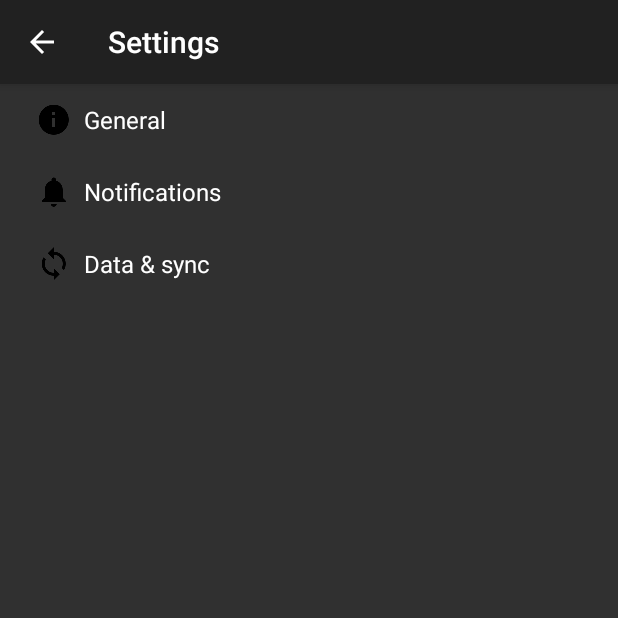
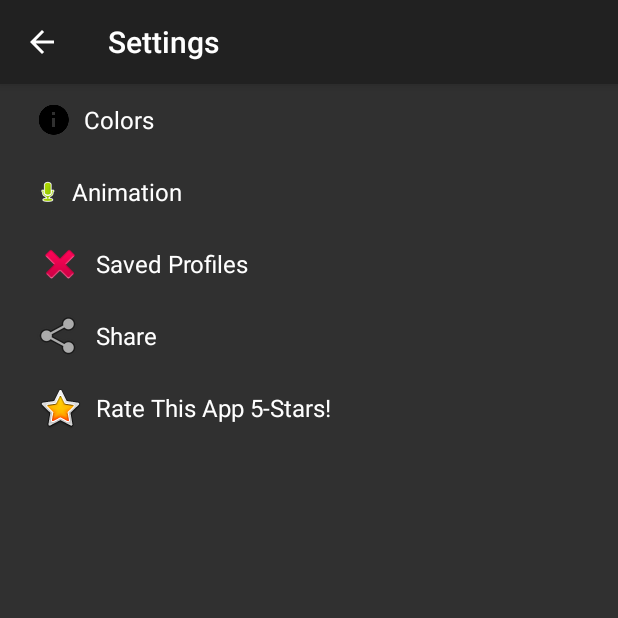
Before and after one commit to MiroslavGlamuzina/Paws-Live-Wallpaper, an Android app: the SettingsActivity screen opened directly, with no data from a screen before it, on a phone screen of 412 x 824 dp, the top half of it. Run offline under Robolectric (Android 15) with nearby library versions, the phone set to English and light mode, and no system bars.

Commit message:
update Finished for the night, correctly added the settings activity, and fluid(er) animation.
updates to settings

```diff
--- a/app/src/main/AndroidManifest.xml
+++ b/app/src/main/AndroidManifest.xml
@@ -12,6 +12,7 @@
     <uses-permission android:name="android.permission.WRITE_EXTERNAL_STORAGE"/>
     <uses-permission android:name="android.permission.READ_PHONE_STATE"/>
     <uses-permission android:name="android.permission.READ_EXTERNAL_STORAGE"/>
+    <uses-permission android:name="android.permission.INTERNET"/>
 
     <application
         android:icon="@android:drawable/star_big_on"
--- a/app/src/main/res/values/strings.xml
+++ b/app/src/main/res/values/strings.xml
@@ -5,7 +5,7 @@
     <!-- Strings related to Settings -->
 
     <!-- Example General settings -->
-    <string name="pref_header_general">General</string>
+    <string name="pref_header_general">Colors</string>
 
     <string name="pref_title_social_recommendations">Enable social recommendations</string>
     <string name="pref_description_social_recommendations">Recommendations for people to contact based on your message history</string>
@@ -26,7 +26,7 @@
     </string-array>
 
     <!-- Example settings for Data & Sync -->
-    <string name="pref_header_data_sync">Data &amp; sync</string>
+    <string name="pref_header_share">Share</string>
 
     <string name="pref_title_sync_frequency">Sync frequency</string>
     <string-array name="pref_sync_frequency_titles">
@@ -49,7 +49,7 @@
     <string name="pref_title_system_sync_settings">System sync settings</string>
 
     <!-- Example settings for Notifications -->
-    <string name="pref_header_notifications">Notifications</string>
+    <string name="pref_header_notifications">Animation</string>
 
     <string name="pref_title_new_message_notifications">New message notifications</string>
 
@@ -57,4 +57,6 @@
     <string name="pref_ringtone_silent">Silent</string>
 
     <string name="pref_title_vibrate">Vibrate</string>
+    <string name="pref_header_rate">Rate This App 5-Stars!</string>
+    <string name="pref_header_profile">Saved Profiles</string>
 </resources>
--- /dev/null
+++ b/app/src/main/res/xml/pref_color.xml
@@ -0,0 +1,54 @@
+<PreferenceScreen xmlns:android="http://schemas.android.com/apk/res/android">
+
+    <PreferenceCategory
+        android:title="Create Custom Color">
+        <Preference
+            android:key="color_custom"
+            android:title="Custom Color"/>
+    </PreferenceCategory>
+    <PreferenceCategory
+        android:title="Default Colors">
+        <CheckBoxPreference
+            android:defaultValue="false"
+            android:key="color_one"
+            android:summaryOff="Enable color"
+            android:summaryOn="Disable color"
+            android:title="Color one"/>
+        <CheckBoxPreference
+            android:defaultValue="false"
+            android:key="color_one"
+            android:summaryOff="Enable color"
+            android:summaryOn="Disable color"
+            android:title="Color two"/>
+        <CheckBoxPreference
+            android:defaultValue="false"
+            android:key="color_one"
+            android:summaryOff="Enable color"
+            android:summaryOn="Disable color"
+            android:title="Color three"/>
+        <CheckBoxPreference
+            android:defaultValue="false"
+            android:key="color_one"
+            android:summaryOff="Enable color"
+            android:summaryOn="Disable color"
+            android:title="Color four"/>
+        <CheckBoxPreference
+            android:defaultValue="false"
+            android:key="color_one"
+            android:summaryOff="Enable color"
+            android:summaryOn="Disable color"
+            android:title="Color five"/>
+        <CheckBoxPreference
+            android:defaultValue="false"
+            android:key="color_one"
+            android:summaryOff="Enable color"
+            android:summaryOn="Disable color"
+            android:title="Color six"/>
+        <CheckBoxPreference
+            android:defaultValue="false"
+            android:key="color_one"
+            android:summaryOff="Enable color"
+            android:summaryOn="Disable color"
+            android:title="Color seven"/>
+    </PreferenceCategory>
+</PreferenceScreen>
--- a/app/src/main/res/xml/pref_general.xml
+++ /dev/null
@@ -1,33 +0,0 @@
-<PreferenceScreen xmlns:android="http://schemas.android.com/apk/res/android">
-
-    <SwitchPreference
-        android:defaultValue="true"
-        android:key="example_switch"
-        android:summary="@string/pref_description_social_recommendations"
-        android:title="@string/pref_title_social_recommendations"/>
-
-    <!-- NOTE: EditTextPreference accepts EditText attributes. -->
-    <!-- NOTE: EditTextPreference's summary should be set to its value by the activity code. -->
-    <EditTextPreference
-        android:capitalize="words"
-        android:defaultValue="@string/pref_default_display_name"
-        android:inputType="textCapWords"
-        android:key="example_text"
-        android:maxLines="1"
-        android:selectAllOnFocus="true"
-        android:singleLine="true"
-        android:title="@string/pref_title_display_name"/>
-
-    <!-- NOTE: Hide buttons to simplify the UI. Users can touch outside the dialog to
-         dismiss it. -->
-    <!-- NOTE: ListPreference's summary should be set to its value by the activity code. -->
-    <ListPreference
-        android:defaultValue="-1"
-        android:entries="@array/pref_example_list_titles"
-        android:entryValues="@array/pref_example_list_values"
-        android:key="example_list"
-        android:negativeButtonText="@null"
-        android:positiveButtonText="@null"
-        android:title="@string/pref_title_add_friends_to_messages"/>
-
-</PreferenceScreen>
--- a/app/src/main/res/xml/pref_headers.xml
+++ b/app/src/main/res/xml/pref_headers.xml
@@ -3,18 +3,28 @@
     <!-- These settings headers are only used on tablets. -->
 
     <header
-        android:fragment="remingtonproductions.pawslivewallpaper.SettingsActivity$GeneralPreferenceFragment"
+        android:fragment="remingtonproductions.pawslivewallpaper.SettingsActivity$ColorPreferenceFragment"
         android:icon="@drawable/ic_info_black_24dp"
         android:title="@string/pref_header_general"/>
 
     <header
-        android:fragment="remingtonproductions.pawslivewallpaper.SettingsActivity$NotificationPreferenceFragment"
-        android:icon="@drawable/ic_notifications_black_24dp"
+        android:fragment="remingtonproductions.pawslivewallpaper.SettingsActivity$AnimationPreferenceFragment"
+        android:icon="@android:drawable/presence_audio_online"
         android:title="@string/pref_header_notifications"/>
 
     <header
-        android:fragment="remingtonproductions.pawslivewallpaper.SettingsActivity$DataSyncPreferenceFragment"
-        android:icon="@drawable/ic_sync_black_24dp"
-        android:title="@string/pref_header_data_sync"/>
+        android:fragment="remingtonproductions.pawslivewallpaper.SettingsActivity$ProfilePreferenceFragment"
+        android:icon="@android:drawable/ic_delete"
+        android:title="@string/pref_header_profile"/>
+
+    <header
+        android:fragment="remingtonproductions.pawslivewallpaper.SettingsActivity$SharePreferenceFragment"
+        android:icon="@android:drawable/ic_menu_share"
+        android:title="@string/pref_header_share"/>
+
+    <header
+        android:fragment="remingtonproductions.pawslivewallpaper.SettingsActivity$RatePreferenceFragment"
+        android:icon="@android:drawable/btn_star_big_on"
+        android:title="@string/pref_header_rate"/>
 
 </preference-headers>
--- /dev/null
+++ b/app/src/main/res/xml/pref_rate.xml
@@ -0,0 +1,11 @@
+<PreferenceScreen xmlns:android="http://schemas.android.com/apk/res/android"
+                  android:selectable="false"
+
+    >
+    <Preference
+        android:selectable="false"
+        android:title="Thank You For Rating! :)"
+        ></Preference>
+
+
+</PreferenceScreen>
```
Also changed, not shown: app/src/main/java/remingtonproductions/pawslivewallpaper/PawsLiveWallpaperService.java (+23 -12 lines), app/src/main/java/remingtonproductions/pawslivewallpaper/SettingsActivity.java (+64 -92 lines), app/src/main/java/remingtonproductions/pawslivewallpaper/Tools.java (added, +44 -0 lines), app/src/main/res/xml/pref_profile.xml (added, +21 -0 lines), app/src/main/res/xml/pref_animation.xml (renamed from app/src/main/res/xml/pref_data_sync.xml), app/src/main/res/xml/pref_share.xml (renamed from app/src/main/res/xml/pref_notification.xml), 1 other file.
